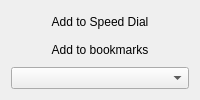
Old version of the form src/lib/bookmarks/bookmarkswidget.ui in the repository QupZilla/qupzilla.
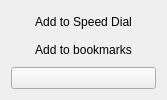
New version of the form. Icons and pictures are not drawn. Custom widgets are drawn as their Qt base class.

Commit message: [Bookmarks] BookmarksIcon & PopupWidget are now working

```diff
--- a/src/lib/bookmarks/bookmarkswidget.ui
+++ b/src/lib/bookmarks/bookmarkswidget.ui
@@ -2,10 +2,32 @@
 <ui version="4.0">
  <class>BookmarksWidget</class>
  <widget class="QWidget" name="BookmarksWidget">
+  <property name="geometry">
+   <rect>
+    <x>0</x>
+    <y>0</y>
+    <width>167</width>
+    <height>89</height>
+   </rect>
+  </property>
   <property name="windowTitle">
    <string/>
   </property>
   <layout class="QGridLayout" name="gridLayout">
+   <item row="1" column="0">
+    <widget class="QPushButton" name="bookmarksButton">
+     <property name="text">
+      <string>Add to bookmarks</string>
+     </property>
+     <property name="icon">
+      <iconset resource="../data/icons.qrc">
+       <normaloff>:/icons/other/bigstar.png</normaloff>:/icons/other/bigstar.png</iconset>
+     </property>
+     <property name="flat">
+      <bool>true</bool>
+     </property>
+    </widget>
+   </item>
    <item row="0" column="0">
     <widget class="QPushButton" name="speeddialButton">
      <property name="focusPolicy">
@@ -23,32 +45,18 @@
      </property>
     </widget>
    </item>
-   <item row="1" column="0">
-    <widget class="QPushButton" name="saveRemove">
-     <property name="text">
-      <string>Add to bookmarks</string>
-     </property>
-     <property name="icon">
-      <iconset resource="../data/icons.qrc">
-       <normaloff>:/icons/other/bigstar.png</normaloff>:/icons/other/bigstar.png</iconset>
-     </property>
-     <property name="flat">
-      <bool>true</bool>
-     </property>
-    </widget>
-   </item>
    <item row="2" column="0">
-    <widget class="QComboBox" name="folder">
-     <property name="sizePolicy">
-      <sizepolicy hsizetype="Expanding" vsizetype="Fixed">
-       <horstretch>0</horstretch>
-       <verstretch>0</verstretch>
-      </sizepolicy>
-     </property>
-    </widget>
+    <widget class="BookmarksFoldersButton" name="folderButton"/>
    </item>
   </layout>
  </widget>
+ <customwidgets>
+  <customwidget>
+   <class>BookmarksFoldersButton</class>
+   <extends>QPushButton</extends>
+   <header>bookmarkstools.h</header>
+  </customwidget>
+ </customwidgets>
  <resources>
   <include location="../data/icons.qrc"/>
  </resources>
```
The commit also changes 8 other files.
